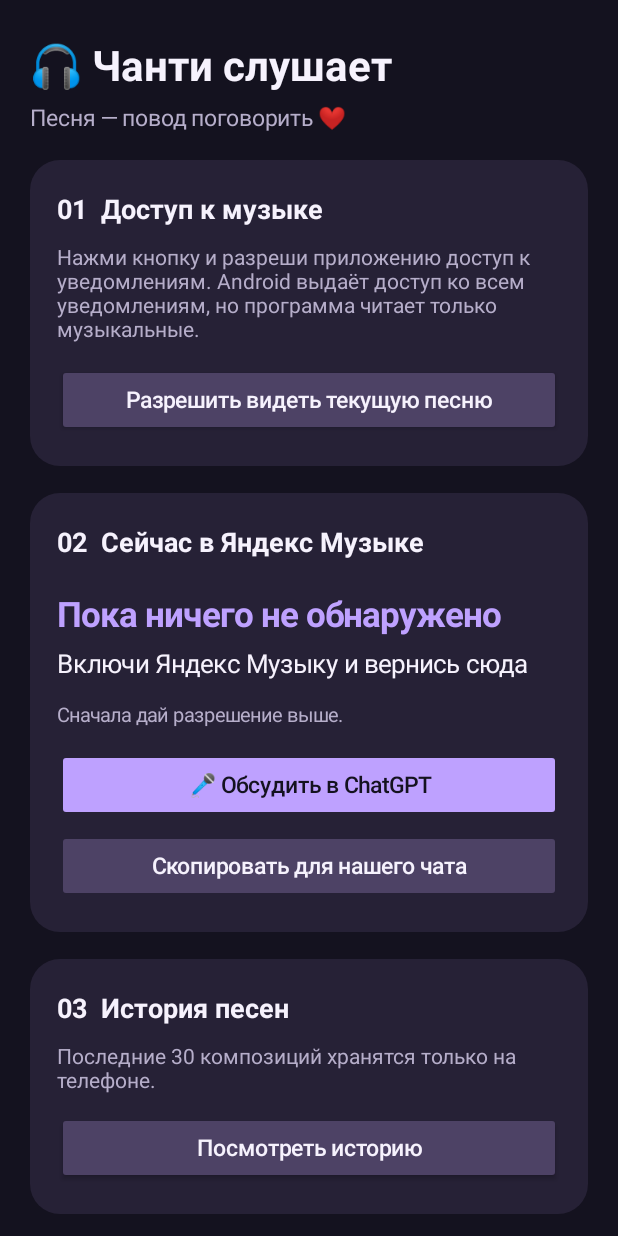
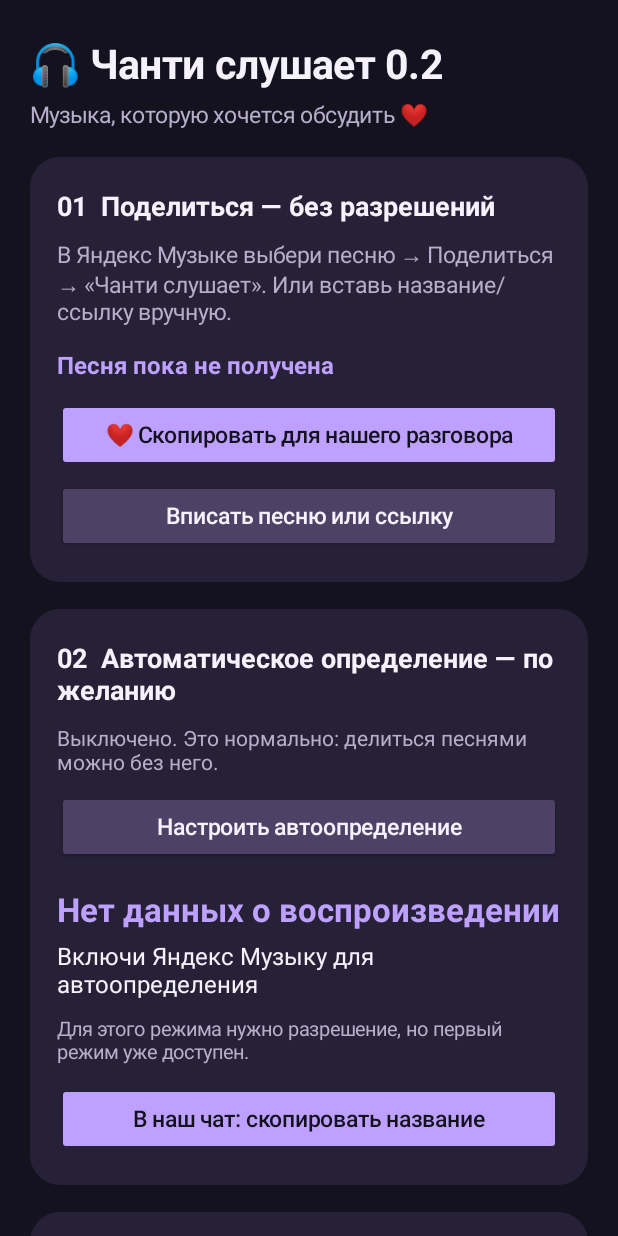
Before and after one commit to ostrovskaia220896-spec/chanti-slushaet, an Android app: the screen it shows after launch (MainActivity), on a phone screen of 412 x 824 dp. Run offline under Robolectric (Android 15) with nearby library versions, the phone set to English and light mode, and no system bars.

Commit message:
v0.2: safe share mode, manual input, same-chat copy

```diff
--- a/app/src/main/java/ru/chanti/slushaet/MainActivity.java
+++ b/app/src/main/java/ru/chanti/slushaet/MainActivity.java
@@ -18,6 +18,7 @@ import android.os.Looper;
 import android.provider.Settings;
 import android.view.View;
 import android.widget.Button;
+import android.widget.EditText;
 import android.widget.LinearLayout;
 import android.widget.ScrollView;
 import android.widget.TextView;
@@ -31,9 +32,12 @@ public class MainActivity extends Activity {
     private static final int TEXT = Color.rgb(246, 242, 253);
     private static final int MUTED = Color.rgb(182, 174, 202);
     private static final int ACCENT = Color.rgb(190, 161, 255);
+
     private final Handler handler = new Handler(Looper.getMainLooper());
-    private TextView permissionInfo, songTitle, songArtist, songStatus;
-    private Button shareButton, copyButton;
+    private TextView permissionInfo, songTitle, songArtist, songStatus, sharedInfo;
+    private Button autoCopy, sharedCopy;
+    private String sharedText = "";
+
     private final Runnable refreshTask = new Runnable() {
         @Override public void run() {
             updateUi();
@@ -43,7 +47,32 @@ public class MainActivity extends Activity {
 
     @Override public void onCreate(Bundle state) {
         super.onCreate(state);
+        sharedText = getPreferences(MODE_PRIVATE).getString("last_shared_text", "");
+        acceptShare(getIntent());
         createUi();
+    }
+
+    @Override protected void onNewIntent(Intent intent) {
+        super.onNewIntent(intent);
+        setIntent(intent);
+        acceptShare(intent);
+        updateUi();
+    }
+
+    private void acceptShare(Intent intent) {
+        if (intent == null || !Intent.ACTION_SEND.equals(intent.getAction())) return;
+        if (intent.getType() == null || !intent.getType().startsWith("text/")) return;
+        CharSequence incoming = intent.getCharSequenceExtra(Intent.EXTRA_TEXT);
+        if (incoming == null) return;
+        saveSharedText(incoming.toString());
+    }
+
+    private void saveSharedText(String value) {
+        if (value == null) return;
+        String safe = value.trim();
+        if (safe.isEmpty()) return;
+        sharedText = safe.substring(0, Math.min(3000, safe.length()));
+        getPreferences(MODE_PRIVATE).edit().putString("last_shared_text", sharedText).apply();
     }
 
     @Override protected void onResume() {
@@ -84,8 +113,7 @@ public class MainActivity extends Activity {
         g.setColor(CARD);
         g.setCornerRadius(dp(20));
         l.setBackground(g);
-        LinearLayout.LayoutParams p = gap(18);
-        parent.addView(l, p);
+        parent.addView(l, gap(18));
         return l;
     }
 
@@ -112,37 +140,63 @@ public class MainActivity extends Activity {
         getWindow().setStatusBarColor(BG);
         getWindow().setNavigationBarColor(BG);
 
-        root.addView(text("🎧 Чанти слушает", 28, TEXT, true));
-        root.addView(text("Песня — повод поговорить ❤️", 15, MUTED, false), gap(6));
+        root.addView(text("🎧 Чанти слушает 0.2", 27, TEXT, true));
+        root.addView(text("Музыка, которую хочется обсудить ❤️", 15, MUTED, false), gap(6));
 
-        LinearLayout access = card(root);
-        access.addView(text("01  Доступ к музыке", 18, TEXT, true));
-        permissionInfo = text("Проверяем разрешение…", 14, MUTED, false);
-        access.addView(permissionInfo, gap(10));
-        access.addView(button("Разрешить видеть текущую песню", false, v -> openPermission()), gap(14));
+        LinearLayout safe = card(root);
+        safe.addView(text("01  Поделиться — без разрешений", 18, TEXT, true));
+        safe.addView(text("В Яндекс Музыке выбери песню → Поделиться → «Чанти слушает». " +
+                        "Или вставь название/ссылку вручную.", 15, MUTED, false), gap(10));
+        sharedInfo = text("Пока ничего не прислали", 16, ACCENT, true);
+        safe.addView(sharedInfo, gap(14));
+        sharedCopy = button("❤️ Скопировать для нашего разговора", true,
+                v -> copyForChat(sharedText.isEmpty() ? null : PromptFormatter.forShared(sharedText)));
+        safe.addView(sharedCopy, gap(12));
+        safe.addView(button("Вписать песню или ссылку", false, v -> enterSong()), gap(6));
 
         LinearLayout now = card(root);
-        now.addView(text("02  Сейчас в Яндекс Музыке", 18, TEXT, true));
-        songTitle = text("Пока ничего не обнаружено", 23, ACCENT, true);
-        now.addView(songTitle, gap(20));
-        songArtist = text("Включи музыку", 17, TEXT, false);
-        now.addView(songArtist, gap(6));
+        now.addView(text("02  Автоматическое определение — по желанию", 18, TEXT, true));
+        permissionInfo = text("", 14, MUTED, false);
+        now.addView(permissionInfo, gap(10));
+        now.addView(button("Настроить автоопределение", false, v -> explainPermission()), gap(10));
+        songTitle = text("Пока ничего не обнаружено", 22, ACCENT, true);
+        now.addView(songTitle, gap(16));
+        songArtist = text("", 16, TEXT, false);
+        now.addView(songArtist, gap(5));
         songStatus = text("", 13, MUTED, false);
-        now.addView(songStatus, gap(14));
-        shareButton = button("🎤 Обсудить в ChatGPT", true, v -> shareSong());
-        now.addView(shareButton, gap(14));
-        copyButton = button("Скопировать для нашего чата", false, v -> copySong());
-        now.addView(copyButton, gap(6));
+        now.addView(songStatus, gap(10));
+        autoCopy = button("В наш чат: скопировать название", true, v -> {
+            TrackStore.Track t = TrackStore.current(this);
+            if (t.exists()) copyForChat(PromptFormatter.forTrack(t.title, t.artist));
+        });
+        now.addView(autoCopy, gap(12));
 
         LinearLayout history = card(root);
-        history.addView(text("03  История песен", 18, TEXT, true));
-        history.addView(text("Последние 30 композиций хранятся только на телефоне.", 14, MUTED, false), gap(10));
-        history.addView(button("Посмотреть историю", false, v -> showHistory()), gap(12));
+        history.addView(text("03  История автоопределения", 18, TEXT, true));
+        history.addView(text("Последние 30 песен из автоопределения хранятся на телефоне.", 14, MUTED, false), gap(8));
+        history.addView(button("История", false, v -> showHistory()), gap(12));
 
-        root.addView(text("Приложение не слушает аудио, не использует Интернет и не отправляет ничего само. " +
-                "Разрешение Android даёт технический доступ к уведомлениям, " +
-                "но программа обрабатывает только Яндекс Музыку.",
-                13, MUTED, false), gap(20));
+        root.addView(text("Никакой отправки сообщений без твоего нажатия. " +
+                "Для передачи ссылки через «Поделиться» доступ к SMS и уведомлениям не нужен. " +
+                "Автоопределение требует отдельного широкого системного разрешения. " +
+                "Сам звук песен приложение не записывает.", 13, MUTED, false), gap(20));
+        updateUi();
+    }
+
+    private void enterSong() {
+        EditText input = new EditText(this);
+        input.setHint("Название — исполнитель или ссылка");
+        input.setText(sharedText);
+        input.setMinLines(2);
+        input.setMaxLines(5);
+        new AlertDialog.Builder(this).setTitle("Какую песню слушаем?")
+            .setView(input)
+            .setPositiveButton("Сохранить", (d, which) -> {
+                saveSharedText(input.getText().toString());
+                updateUi();
+            })
+            .setNegativeButton("Отмена", null)
+            .show();
     }
 
     private boolean accessGranted() {
@@ -152,58 +206,70 @@ public class MainActivity extends Activity {
     }
 
     private void updateUi() {
+        if (permissionInfo == null) return;
         boolean allowed = accessGranted();
         permissionInfo.setText(allowed ?
-            "✓ Доступ включён. Включи песню в Яндекс Музыке." :
-            "Нажми кнопку и разреши приложению доступ к уведомлениям. " +
-            "Android выдаёт доступ ко всем уведомлениям, но программа читает только музыкальные.");
+            "✓ Автоопределение разрешено. Можно отключить его в настройках Android." :
+            "Выключено. Это нормально: делиться песнями можно без него.");
+        if (sharedInfo != null) {
+            if (sharedText.isEmpty()) {
+                sharedInfo.setText("Песня пока не получена");
+            } else {
+                String sample = sharedText.length() > 300 ? sharedText.substring(0, 300) + "…" : sharedText;
+                sharedInfo.setText(sample);
+            }
+            sharedCopy.setEnabled(!sharedText.isEmpty());
+        }
         TrackStore.Track song = TrackStore.current(this);
-        songTitle.setText(song.exists() ? song.title : "Пока ничего не обнаружено");
+        songTitle.setText(song.exists() ? song.title : "Нет данных о воспроизведении");
         songArtist.setText(song.exists() ?
             (song.artist.isEmpty() ? "Исполнитель не указан" : song.artist) :
-            "Включи Яндекс Музыку и вернись сюда");
-        songStatus.setText(song.exists() ?
-            (song.playing ? "● Сейчас играет" : "◌ Последняя известная песня") + " · " +
-            DateFormat.getTimeInstance(DateFormat.SHORT).format(new Date(song.updated)) :
-            (allowed ? "Жду, пока приложение опубликует данные…" : "Сначала дай разрешение выше."));
-        shareButton.setEnabled(song.exists());
-        copyButton.setEnabled(song.exists());
+            "Включи Яндекс Музыку для автоопределения");
+        if (!allowed) {
+            songStatus.setText(song.exists() ? "Последняя известная песня (автоопределение выключено)" :
+                     "Для этого режима нужно разрешение, но первый режим уже доступен.");
+        } else if (song.exists()) {
+            songStatus.setText((song.playing ? "● Сейчас играет" : "◌ Последняя известная песня") +
+                " · " + DateFormat.getTimeInstance(DateFormat.SHORT).format(new Date(song.updated)));
+        } else {
+            songStatus.setText("Жду данные от Яндекс Музыки…");
+        }
+        autoCopy.setEnabled(song.exists());
+    }
+
+    private void explainPermission() {
+        new AlertDialog.Builder(this)
+          .setTitle("Почему Android предупреждает?")
+          .setMessage("Для автоматического чтения названий Android даёт приложению доступ " +
+            "ко ВСЕМ уведомлениям, включая сообщения и банковские уведомления. " +
+            "Наш код отбирает только данные Яндекс Музыки, но технически это широкое разрешение. " +
+            "Оно НЕ требуется для безопасного режима «Поделиться». " +
+            "Если не хочешь давать такой доступ, просто нажми «Отмена».")
+          .setPositiveButton("Открыть настройки", (d, w) -> openPermission())
+          .setNegativeButton("Отмена", null)
+          .show();
     }
 
     private void openPermission() {
         try {
             startActivity(new Intent(Settings.ACTION_NOTIFICATION_LISTENER_SETTINGS));
         } catch (RuntimeException e) {
-            Toast.makeText(this, "Открой настройки Android → Доступ к уведомлениям", Toast.LENGTH_LONG).show();
+            Toast.makeText(this, "Android не открыл настройки доступа", Toast.LENGTH_LONG).show();
         }
     }
 
-    private String prompt() {
-        TrackStore.Track t = TrackStore.current(this);
-        return t.exists() ? PromptFormatter.forTrack(t.title, t.artist) : null;
-    }
-
-    private void shareSong() {
-        String p = prompt();
-        if (p == null) return;
-        Intent send = new Intent(Intent.ACTION_SEND);
-        send.setType("text/plain");
-        send.putExtra(Intent.EXTRA_TEXT, p);
-        try { startActivity(Intent.createChooser(send, "Выбери ChatGPT")); }
-        catch (RuntimeException e) { copySong(); }
-    }
-
-    private void copySong() {
-        String p = prompt();
-        if (p == null) return;
+    private void copyForChat(String value) {
+        if (value == null || value.trim().isEmpty()) return;
         ClipboardManager cb = (ClipboardManager) getSystemService(CLIPBOARD_SERVICE);
-        if (cb != null) cb.setPrimaryClip(ClipData.newPlainText("Для Чанти", p));
+        if (cb != null) cb.setPrimaryClip(ClipData.newPlainText("Песня для Чанти", value));
         new AlertDialog.Builder(this)
-            .setTitle("Готово! ❤️")
-            .setMessage("Текст скопирован. Вернись в наш разговор и вставь его — контекст сохранится.")
-            .setPositiveButton("Открыть ChatGPT", (d, w) -> openChat())
-            .setNegativeButton("Позже", null)
-            .show();
+          .setTitle("Готово ❤️")
+          .setMessage("Текст скопирован. Открой наш прежний разговор в ChatGPT " +
+                      "и вставь сообщение. Так мы не потеряем историю. " +
+                      "Приложение не может само отправить сообщение именно в этот чат.")
+          .setPositiveButton("Открыть ChatGPT", (d, w) -> openChat())
+          .setNegativeButton("Остаться здесь", null)
+          .show();
     }
 
     private void openChat() {
```
